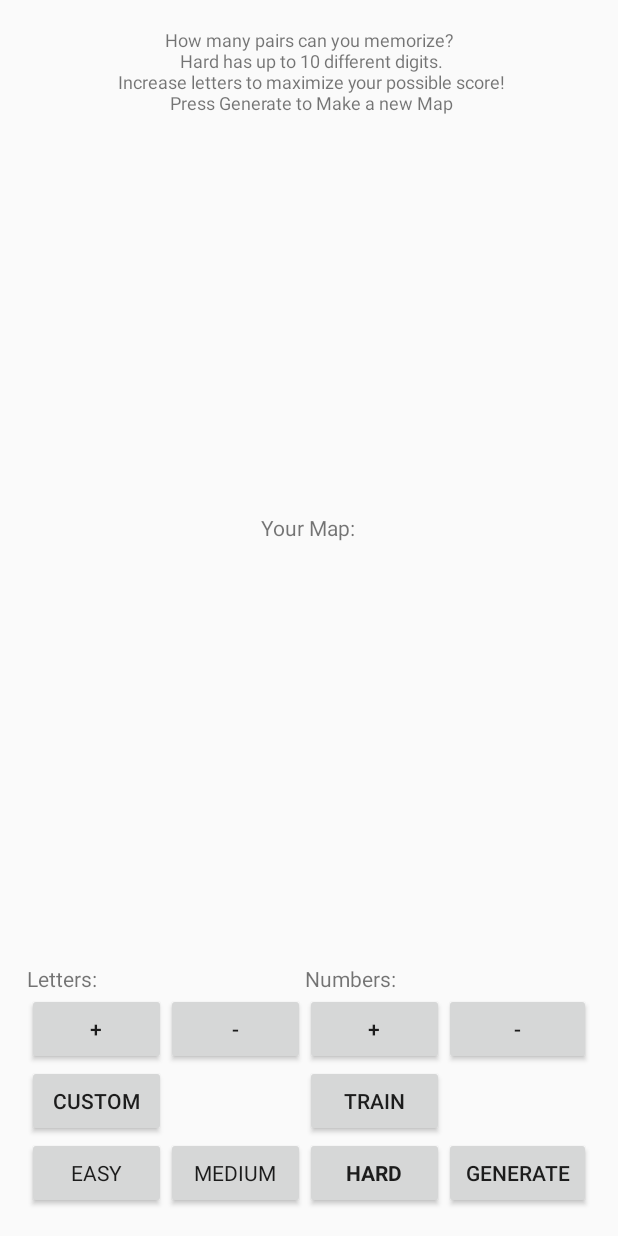
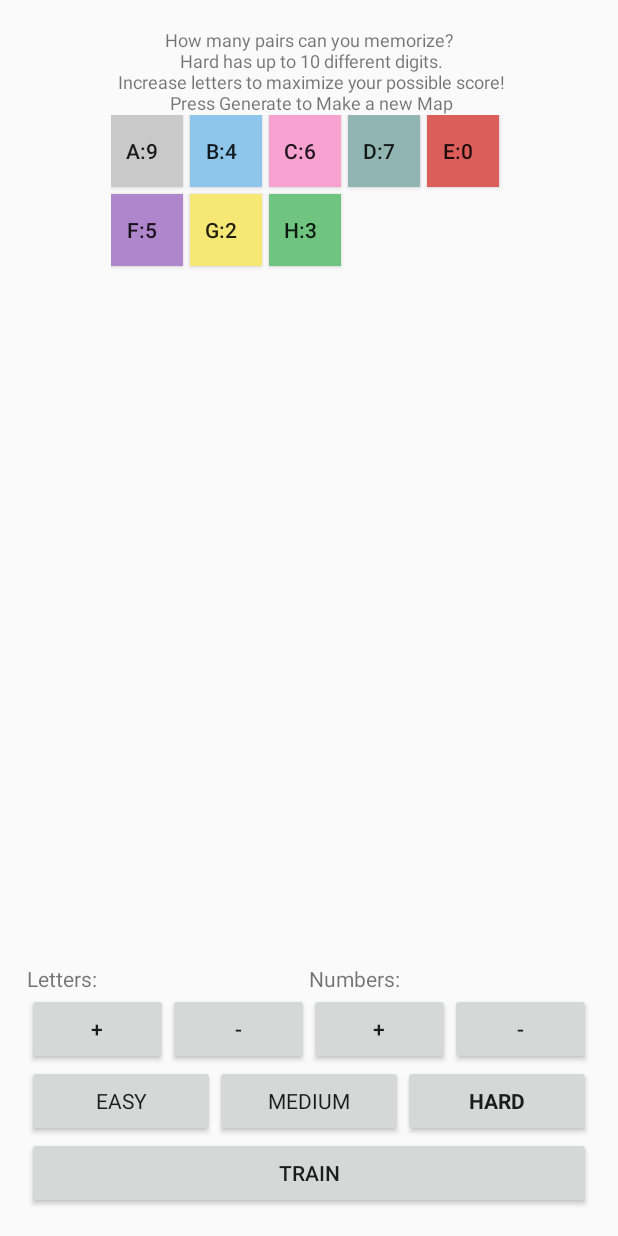
Before and after one commit to MemoryGroup/442repo, an Android app: the createMap screen opened directly, with no data from a screen before it, after a tap on "HARD", on a phone screen of 412 x 824 dp. Run offline under Robolectric (Android 15) with nearby library versions, the phone set to English and light mode, and no system bars; Roboto replaces fonts that are not available here; 2 other taps on this screen came first.

Commit message:
new map display

```diff
--- a/app/src/main/java/com/example/youngki/memory_project/createMap.java
+++ b/app/src/main/java/com/example/youngki/memory_project/createMap.java
@@ -1,31 +1,42 @@
 package com.example.youngki.memory_project;
 
 import android.content.Intent;
+import android.content.SharedPreferences;
+import android.content.res.Resources;
+import android.graphics.Typeface;
+import android.os.Bundle;
+import android.support.v4.content.ContextCompat;
 import android.support.v7.app.AppCompatActivity;
-import android.os.Bundle;
+import android.util.TypedValue;
 import android.view.View;
+import android.view.ViewGroup;
 import android.widget.Button;
+import android.widget.GridLayout;
 import android.widget.TextView;
-
+import com.google.gson.Gson;
 import java.util.ArrayList;
-import java.util.Arrays;
 import java.util.Collections;
 import java.util.HashMap;
-import java.util.Random;
-import android.graphics.Typeface;
-
-import android.content.SharedPreferences;
-import com.google.gson.Gson;
 
 public class createMap extends AppCompatActivity {
 
   private static final String ALPHABETS = "ABCDEFGHIJKLMNOPQRSTUVWXYZ";
   HashMap<String, Integer> memMap = new HashMap<>();
-  int mapLetters =  2;
+  int mapLetters = 2;
   int mapDigits = 2;
   Boolean hasGenerated = false;
+  GridLayout dynamicGridLayout;
+  Level level = Level.EASY;
+  private int[] colors = new int[10];
 
-  Level level = Level.EASY;
+  /**
+   * Convert Dp to Pixel
+   */
+  public static int dpToPx(float dp, Resources resources) {
+    float px =
+        TypedValue.applyDimension(TypedValue.COMPLEX_UNIT_DIP, dp, resources.getDisplayMetrics());
+    return (int) px;
+  }
 
   // given amount of letters
   // and digits, make a new Memory Map stored in memMap
@@ -48,29 +59,41 @@ public class createMap extends AppCompatActivity {
     }
   }
 
-
-    @Override
-    protected void onCreate(Bundle savedInstanceState) {
+  @Override protected void onCreate(Bundle savedInstanceState) {
     super.onCreate(savedInstanceState);
     setContentView(R.layout.activity_create_map);
-
+    dynamicGridLayout = (GridLayout) findViewById(R.id.dynamicGridLayout);
+    colors[0] = ContextCompat.getColor(this, R.color.red);
+    colors[1] = ContextCompat.getColor(this, R.color.orange);
+    colors[2] = ContextCompat.getColor(this, R.color.yellow);
+    colors[3] = ContextCompat.getColor(this, R.color.green);
+    colors[4] = ContextCompat.getColor(this, R.color.blue);
+    colors[5] = ContextCompat.getColor(this, R.color.purple);
+    colors[6] = ContextCompat.getColor(this, R.color.pink);
+    colors[7] = ContextCompat.getColor(this, R.color.teal);
+    colors[8] = ContextCompat.getColor(this, R.color.tan);
+    colors[9] = ContextCompat.getColor(this, R.color.gray);
   }
 
   public void onAddLettersClicked(View v) {
     level.incrementLetter();
+    onGenerateClicked(null);
     //return the max of
   }
 
   public void onSubLettersClicked(View v) {
     level.decrementLetter();
+    onGenerateClicked(null);
   }
 
   public void onAddNumbersClicked(View v) {
     level.incrementDigit();
+    onGenerateClicked(null);
   }
 
   public void onSubNumbersClicked(View v) {
     level.decrementDigit();
+    onGenerateClicked(null);
   }
 
   public void onGenerateClicked(View v) {
@@ -80,19 +103,29 @@ public class createMap extends AppCompatActivity {
     String displayLetters = "";
     String displayNumbers = "";
     int mapLetters = level.letters();
+    dynamicGridLayout.removeAllViews();
     for (int i = 0; i < mapLetters; i++) {
       String curLetter = letterMap.substring(i, i + 1);
       int curNumber = memMap.get(curLetter);
+      Button button = new Button(this);
+      ViewGroup.MarginLayoutParams marginLayoutParams =
+          new ViewGroup.MarginLayoutParams(dpToPx(48, getResources()), dpToPx(48, getResources()));
+      marginLayoutParams.rightMargin = dpToPx(5, getResources());
+      marginLayoutParams.bottomMargin = dpToPx(5, getResources());
+      button.setLayoutParams(new GridLayout.LayoutParams(marginLayoutParams));
+      button.setBackgroundColor(colors[curNumber]);
+      dynamicGridLayout.addView(button);
+      button.setText(curLetter + ":" + curNumber + "  ");
       displayLetters += curLetter + ":" + curNumber + "  ";
       if (i != 0 && i % 4 == 0 && mapLetters != 4) {
         displayLetters += "\n";
       }
     }
-    TextView mapView = (TextView) findViewById(R.id.letterText);
-    mapView.setText(displayLetters);
-    mapView.setTextSize(20);
-    mapView.setHeight(500);
-    mapView.setWidth(500);
+    //TextView mapView = (TextView) findViewById(R.id.letterText);
+    //mapView.setText(displayLetters);
+    //mapView.setTextSize(20);
+    //mapView.setHeight(500);
+    //mapView.setWidth(500);
     //setContentView(mapView);
     hasGenerated = true;
   }
@@ -108,6 +141,7 @@ public class createMap extends AppCompatActivity {
     Button hard = (Button) findViewById(R.id.hard);
     hard.setTypeface(null, Typeface.NORMAL);
     level = Level.EASY;
+    onGenerateClicked(null);
   }
 
   public void onNewMediumClicked(View v) {
@@ -121,6 +155,7 @@ public class createMap extends AppCompatActivity {
     Button hard = (Button) findViewById(R.id.hard);
     hard.setTypeface(null, Typeface.NORMAL);
     level = Level.MEDIUM;
+    onGenerateClicked(null);
   }
 
   public void onNewHardClicked(View v) {
@@ -134,14 +169,13 @@ public class createMap extends AppCompatActivity {
     Button hard = (Button) findViewById(R.id.hard);
     hard.setTypeface(null, Typeface.BOLD);
     level = Level.HARD;
+    onGenerateClicked(null);
   }
 
-public void onNewTrainClicked(View v){
-
-    if(hasGenerated == false){
+  public void onNewTrainClicked(View v) {
+    if (hasGenerated == false) {
       return;
     }
-
     Gson gson = new Gson();
     MapWrapper wrapper = new MapWrapper();
     wrapper.setMap(memMap);
@@ -149,5 +183,6 @@ public void onNewTrainClicked(View v){
     SharedPreferences.Editor editor = getSharedPreferences("MyPref", MODE_PRIVATE).edit();
     editor.putString("memMap", serializedMap);
     editor.commit();
+    startActivity(new Intent(this, showTrainOptions.class));
   }
 }
--- a/app/src/main/res/layout/activity_create_map.xml
+++ b/app/src/main/res/layout/activity_create_map.xml
@@ -4,11 +4,11 @@
     android:layout_width="match_parent"
     android:layout_height="match_parent"
     android:onClick="onGenerateClicked"
+    android:orientation="vertical"
     android:paddingBottom="@dimen/activity_vertical_margin"
     android:paddingLeft="@dimen/activity_horizontal_margin"
     android:paddingRight="@dimen/activity_horizontal_margin"
     android:paddingTop="@dimen/activity_vertical_margin"
-    android:orientation="vertical"
     tools:context="com.example.youngki.memory_project.createMap">
 
   <TextView
@@ -18,120 +18,149 @@
       android:layout_gravity="center"
       android:gravity="center"
       android:text="@string/mapInfoDefault"/>
+  <GridLayout
+      android:id="@+id/dynamicGridLayout"
+      android:layout_width="wrap_content"
+      android:layout_height="0dp"
+      android:layout_gravity="center"
+      android:layout_marginBottom="16dp"
+      android:layout_weight="1"
+      android:columnCount="5"
+      android:gravity="center">
 
-  <TextView
-      android:id="@+id/letterText"
-      android:layout_width="wrap_content"
-      android:layout_height="wrap_content"
-      android:layout_gravity="center"
-      android:layout_weight="1"
-      android:gravity="center"
-      android:layout_marginBottom="16dp"
-      android:text="Your Map:"/>
+  </GridLayout>
+  <!--<TextView-->
+  <!--android:id="@+id/letterText"-->
+  <!--android:layout_width="wrap_content"-->
+  <!--android:layout_height="wrap_content"-->
+  <!--android:layout_gravity="center"-->
+  <!--android:layout_weight="1"-->
+  <!--android:gravity="center"-->
+  <!--android:layout_marginBottom="16dp"-->
+  <!--android:text="Your Map:"/>-->
+  <!--also Moe we are not sure abt budget can u make me happy :P-->
+
+
   <TableLayout
       android:id="@+id/gridLayout"
       android:layout_width="match_parent"
       android:layout_height="wrap_content"
-      android:shrinkColumns="*"
-      android:stretchColumns="*"
       android:layout_alignParentBottom="true"
       android:layout_alignParentLeft="true"
-      android:layout_alignParentStart="true">
+      android:layout_alignParentStart="true"
+      android:shrinkColumns="*"
+      android:stretchColumns="*">
     <TableRow>
+      <LinearLayout
+          android:layout_width="match_parent"
+          android:layout_height="wrap_content"
+          android:layout_span="4"
+          android:orientation="horizontal">
         <TextView
             android:id="@+id/letterCount"
+            android:layout_width="0dp"
+            android:layout_height="wrap_content"
+            android:layout_weight="1"
+            android:text="Letters:"/>
+
+
+        <TextView
+            android:id="@+id/numberCount"
+            android:layout_width="0dp"
+            android:layout_height="wrap_content"
+            android:layout_weight="1"
+            android:text="Numbers:"/>
+      </LinearLayout>
+    </TableRow>
+    <TableRow>
+      <LinearLayout
           android:layout_width="match_parent"
           android:layout_height="wrap_content"
-            android:text="Letters:"/>
-      <TextView
-          android:id="@+id/numberCount"
-          android:layout_width="match_parent"
-          android:layout_height="wrap_content"
-          android:layout_column="2"
-          android:text="Numbers:"/>
-
-    </TableRow>
-    <TableRow>
+          android:layout_span="4"
+          android:orientation="horizontal">
         <Button
             android:id="@+id/addLetter"
-          android:layout_width="wrap_content"
+            android:layout_width="0dp"
             android:layout_height="wrap_content"
+            android:layout_weight="1"
             android:onClick="onAddLettersClicked"
             android:text="+"/>
 
         <Button
             android:id="@+id/subLetter"
-          android:layout_width="wrap_content"
+            android:layout_width="0dp"
             android:layout_height="wrap_content"
+            android:layout_weight="1"
             android:onClick="onSubLettersClicked"
             android:text="-"/>
         <Button
             android:id="@+id/addNumber"
-          android:layout_width="wrap_content"
+            android:layout_width="0dp"
             android:layout_height="wrap_content"
+            android:layout_weight="1"
             android:onClick="onAddNumbersClicked"
             android:text="+"/>
 
         <Button
             android:id="@+id/subNumber"
-          android:layout_width="wrap_content"
+            android:layout_width="0dp"
             android:layout_height="wrap_content"
+            android:layout_weight="1"
             android:onClick="onSubNumbersClicked"
             android:text="-"/>
+
+      </LinearLayout>
     </TableRow>
     <TableRow>
+      <LinearLayout
+          android:layout_width="match_parent"
+          android:layout_height="wrap_content"
+          android:layout_span="4"
+          android:orientation="horizontal">
         <Button
-          android:id="@+id/customMap"
-          android:layout_width="wrap_content"
+            android:id="@+id/easy"
+            android:layout_width="0dp"
             android:layout_height="wrap_content"
+            android:layout_weight="1"
+            android:onClick="onNewEasyClicked"
             android:singleLine="true"
-          android:text="Custom"/>
+            android:text="Easy"/>
 
         <Button
-            android:layout_width="wrap_content"
+            android:id="@+id/medium"
+            android:layout_width="0dp"
             android:layout_height="wrap_content"
-            android:text="Train"
-            android:id="@+id/train"
-            android:layout_alignBaseline="@+id/customMap"
-            android:layout_alignBottom="@+id/customMap"
-            android:layout_row="2"
-            android:layout_column="2"
-			android:onClick="onNewTrainClicked" />
+            android:layout_weight="1"
+            android:onClick="onNewMediumClicked"
+            android:singleLine="true"
+            android:text="Medium"/>
+
+        <Button
+            android:id="@+id/hard"
+            android:layout_width="0dp"
+            android:layout_height="wrap_content"
+            android:layout_weight="1"
+            android:onClick="onNewHardClicked"
+            android:singleLine="true"
+            android:text="Hard"/>
+      </LinearLayout>
 
     </TableRow>
     <TableRow>
       <Button
-          android:id="@+id/easy"
+          android:id="@+id/train"
           android:layout_width="wrap_content"
           android:layout_height="wrap_content"
-          android:singleLine="true"
-          android:onClick="onNewEasyClicked"
-          android:text="Easy"/>
+          android:layout_alignBaseline="@+id/customMap"
+          android:layout_alignBottom="@+id/customMap"
+          android:layout_column="0"
+          android:layout_row="2"
+          android:layout_span="4"
+          android:onClick="onNewTrainClicked"
+          android:text="Train"/>
 
-      <Button
-          android:id="@+id/medium"
-          android:layout_width="wrap_content"
-          android:layout_height="wrap_content"
-          android:singleLine="true"
-          android:onClick="onNewMediumClicked"
-          android:text="Medium"/>
+    </TableRow>
 
-      <Button
-          android:id="@+id/hard"
-          android:layout_width="wrap_content"
-          android:layout_height="wrap_content"
-          android:singleLine="true"
-          android:onClick="onNewHardClicked"
-          android:text="Hard"/>
-
-      <Button
-          android:id="@+id/generateMap"
-          android:layout_width="wrap_content"
-          android:layout_height="wrap_content"
-          android:singleLine="true"
-          android:onClick="onGenerateClicked"
-          android:text="Generate"/>
-    </TableRow>
   </TableLayout>
 
 </LinearLayout>
--- a/app/src/main/res/layout/activity_matching_test2.xml
+++ b/app/src/main/res/layout/activity_matching_test2.xml
@@ -27,12 +27,11 @@
     <GridLayout
         android:layout_width="match_parent"
         android:layout_height="match_parent"
-        android:layout_below="@+id/textViewInstructions"
-        android:layout_alignParentLeft="true"
-        android:layout_alignParentStart="true"
         android:rowCount="13"
         android:columnCount="7"
-        android:layout_marginTop="20dp">
+        android:layout_alignParentBottom="true"
+        android:layout_alignParentLeft="true"
+        android:layout_alignParentStart="true">
 
         <Button
             android:text="0"
```
Also changed, not shown: app/src/main/java/com/example/youngki/memory_project/MainActivity.java (+3 -4 lines), 2 other files. Lines whose indentation alone changed are shown as unchanged.
